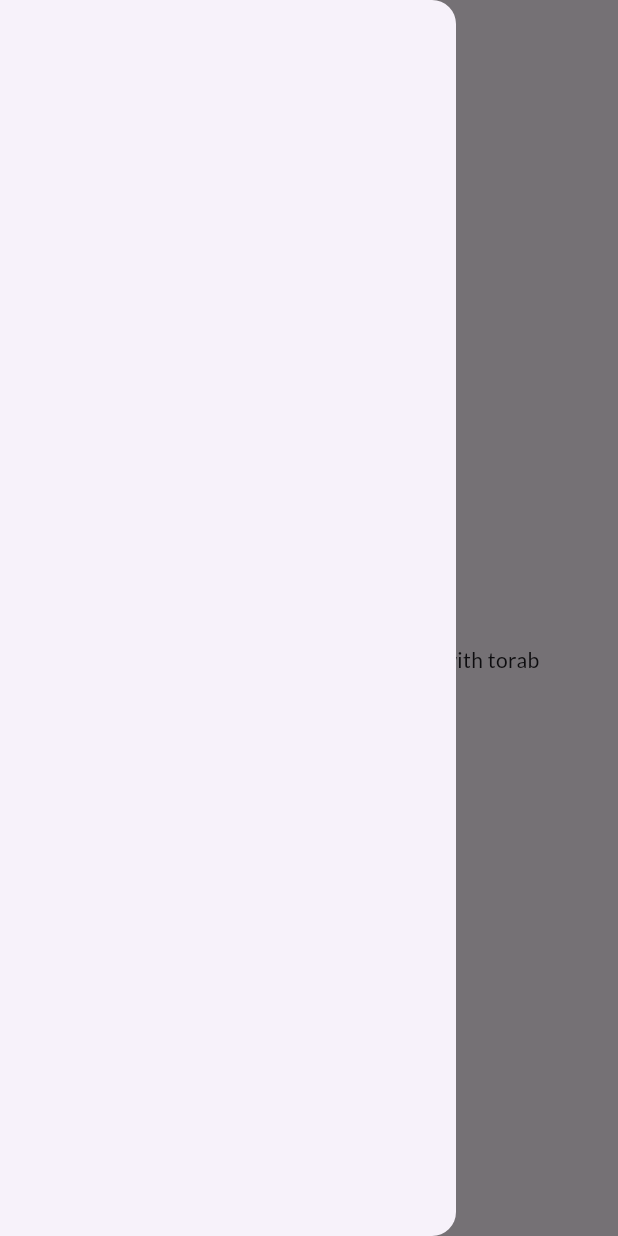
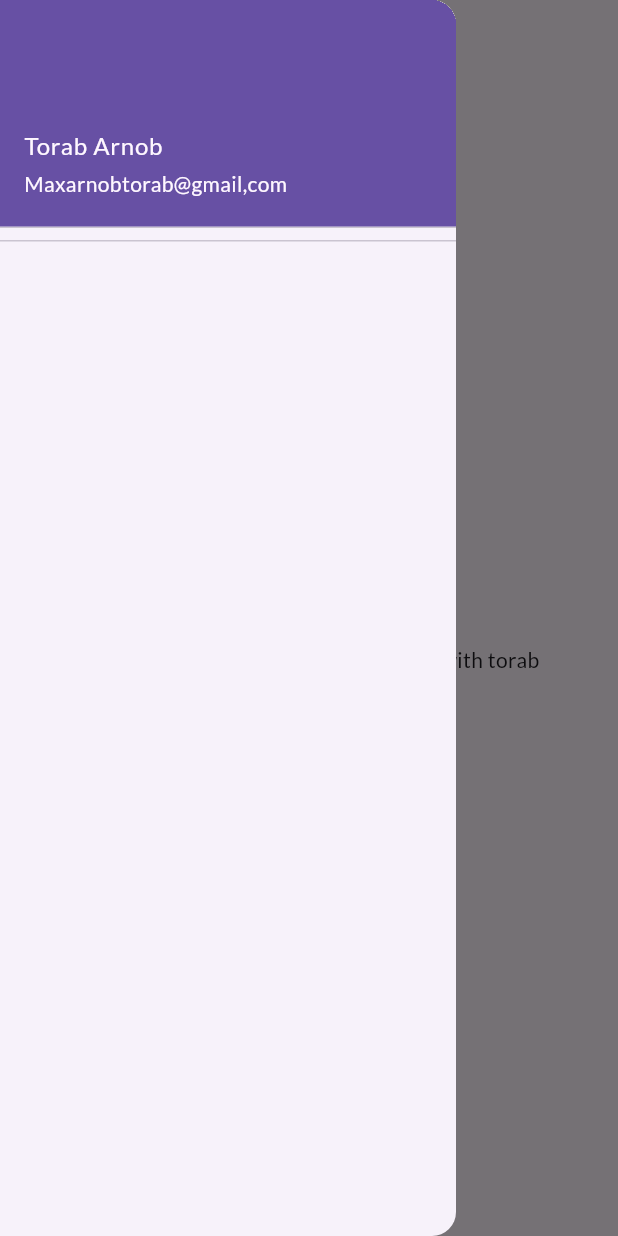
Before and after one commit to Torabarnob203311003/Learning-Flutter, a Flutter app: the screen it shows after launch, with the side drawer open, on a phone screen of 412 x 824 dp. Run offline on Flutter 3.47's test engine with Material 3 defaults, Android fonts, the phone set to English and light mode, and no system bars; our stand-ins replace google_fonts.

Commit message:
adding name user mail

```diff
--- a/lib/main.dart
+++ b/lib/main.dart
@@ -4,6 +4,7 @@ import 'package:my_app/pages/login_page.dart';
 import 'package:my_app/utils/routes.dart';
 import 'pages/home_page.dart';
 import 'pages/login_page.dart';
+
 
 void main() {
   runApp(MyApp());
@@ -15,7 +16,6 @@ class MyApp extends StatelessWidget {
     return MaterialApp(
       themeMode: ThemeMode.light,
       theme: ThemeData(
-        primarySwatch: Colors.deepOrange,
         fontFamily: GoogleFonts.lato().fontFamily,
       ),
       debugShowCheckedModeBanner: false,
--- a/lib/pages/Home_page.dart
+++ b/lib/pages/Home_page.dart
@@ -1,4 +1,5 @@
 import 'package:flutter/material.dart';
+import 'package:my_app/pages/widgets/drawer.dart';
 import 'Home_page.dart';
 
 class HomePage extends StatelessWidget {
@@ -16,7 +17,7 @@ class HomePage extends StatelessWidget {
           child: Text("welcome to learning flutter challenge $name"),
         ),
       ),
-      drawer: Drawer(),
+      drawer: MyDrawer(),
     );
   }
 }
--- a/lib/pages/widgets/drawer.dart
+++ b/lib/pages/widgets/drawer.dart
@@ -7,14 +7,12 @@ class MyDrawer extends StatelessWidget {
       child: ListView(
         children: [
           DrawerHeader(
-            child: UserAccountsDrawerHeader(
-              decoration: BoxDecoration(
-                color: Colors.purple,
-              ),
-              accountName: Text("Torab arnob"),
-              accountEmail: Text("maxarnobtorab@gmail.com"),
-            ),
-          )
+              padding: EdgeInsets.zero,
+              margin: EdgeInsets.zero,
+              child: UserAccountsDrawerHeader(
+                accountName: Text("Torab Arnob"),
+                accountEmail: Text("Maxarnobtorab@gmail,com"),
+              ))
         ],
       ),
     );
```
